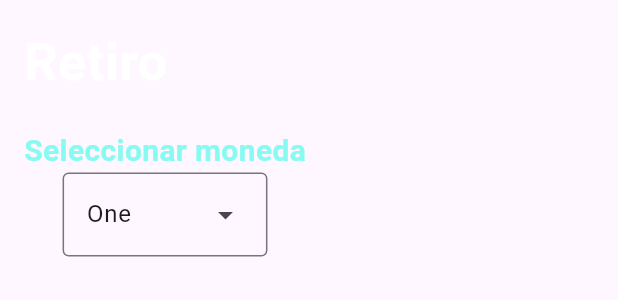
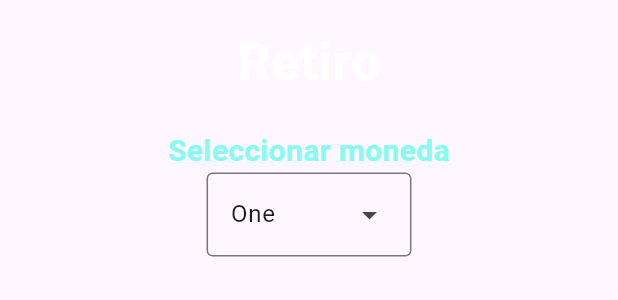
Before and after one commit to Diegdary/CryptoSportBetting, a Flutter app: what retiro() shows on an empty page, opened directly, on a phone screen of 412 x 824 dp. Shown: the top 300 px of the screen. Run offline on Flutter 3.47's test engine with Material 3 defaults, Android fonts, the phone set to English and light mode, and no system bars; our stand-ins replace persistent_bottom_nav_bar.

Commit message:
prueba tamanno

```diff
--- a/lib/Screens/betscreen.dart
+++ b/lib/Screens/betscreen.dart
@@ -9,6 +9,7 @@ class bestscreen extends StatelessWidget {
       padding: const EdgeInsets.fromLTRB(16, 16, 16, 16),
       child: SizedBox(
         width: double.infinity,
+        height: MediaQuery.of(context).size.height,
         child: Column(crossAxisAlignment: CrossAxisAlignment.center, children: [
           const SizedBox(
             height: 15,
--- a/lib/Screens/retiro.dart
+++ b/lib/Screens/retiro.dart
@@ -12,7 +12,7 @@ class retiro extends StatelessWidget {
       child: SizedBox(
         width: double.infinity,
         child: Column(
-          crossAxisAlignment: CrossAxisAlignment.start,
+          crossAxisAlignment: CrossAxisAlignment.center,
           children: [
             Container(
               child: Text(
@@ -44,9 +44,11 @@ class retiro extends StatelessWidget {
                 ],
               ),
             )
+
           ],
         ),
       ),
+
     );
   }
 }
```
